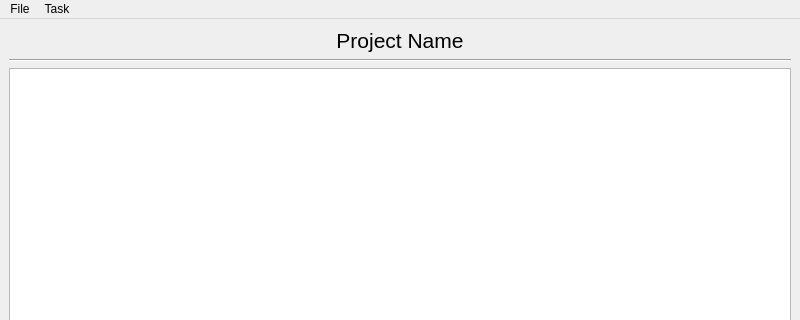
Qt form mainwindow.ui (Syldarion/scatterbrain) before a commit; both pictures show x 0 to 800 and y 0 to 320 of the 800 by 600 pixel window.
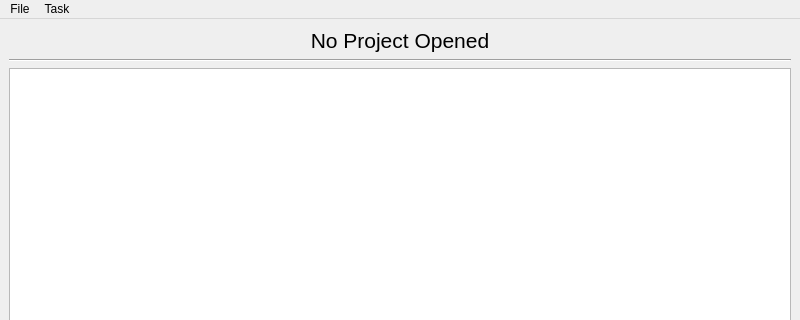
The same form after that commit.

```diff
--- a/mainwindow.ui
+++ b/mainwindow.ui
@@ -31,7 +31,7 @@
          </font>
         </property>
         <property name="text">
-         <string>Project Name</string>
+         <string>No Project Opened</string>
         </property>
         <property name="alignment">
          <set>Qt::AlignCenter</set>
```
